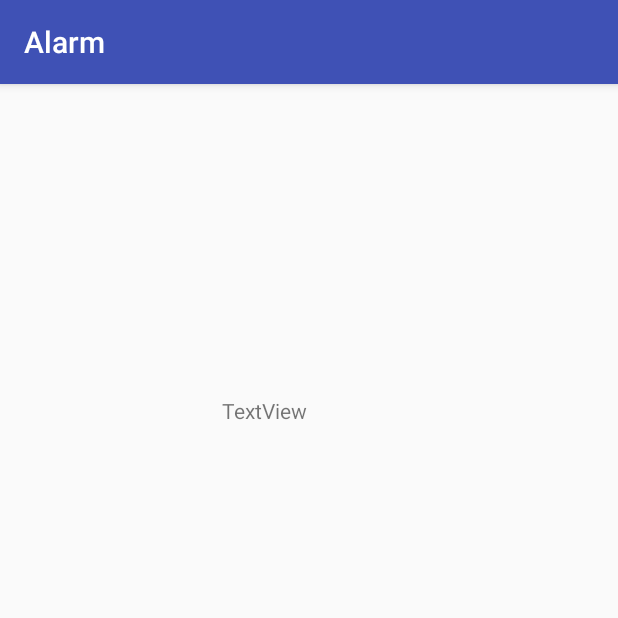
After one commit to erhyukiat/BN3101-Mobile-App, an Android app: the SyncAlarm screen opened directly, with no data from a screen before it, on a phone screen of 412 x 824 dp, the top half of it. The commit adds this screen. Run offline under Robolectric (Android 15) with nearby library versions, the phone set to English and light mode, and no system bars; 3 statements that could not run were skipped.

Commit message:
Added BT
Added devicelist activity and bluetooth connection

```diff
--- /dev/null
+++ b/app/src/main/java/com/example/yukiat/alarm/SyncAlarm.java
@@ -0,0 +1,149 @@
+package com.example.yukiat.alarm;
+
+import android.support.v7.app.AppCompatActivity;
+import android.os.Bundle;
+import android.bluetooth.BluetoothSocket;
+import android.content.Intent;
+import android.util.Log;
+import android.view.View;
+import android.widget.Button;
+import android.widget.TextView;
+import android.widget.Toast;
+import android.app.ProgressDialog;
+import android.bluetooth.BluetoothAdapter;
+import android.bluetooth.BluetoothDevice;
+import android.os.AsyncTask;
+import android.os.Handler;
+
+import java.io.IOException;
+import java.io.InputStream;
+import java.util.UUID;
+
+public class SyncAlarm extends AppCompatActivity {
+
+    String address = null;
+    private ProgressDialog progress;
+    BluetoothAdapter myBluetooth = null;
+    static BluetoothSocket btSocket = null;
+    private boolean isBtConnected = false;
+    static final UUID myUUID = UUID.fromString("00001101-0000-1000-8000-00805F9B34FB");
+    static Handler bluetoothIn;
+    private StringBuilder recDataString = new StringBuilder();
+    final int handlerState = 0;
+    ConnectedThread mConnectedThread;
+    public static String input;
+
+    @Override
+    protected void onCreate(Bundle savedInstanceState) {
+        super.onCreate(savedInstanceState);
+        setContentView(R.layout.activity_sync_alarm);
+
+        final TextView txtString = (TextView)findViewById(R.id.inputTest);
+
+        bluetoothIn = new Handler() {
+            public void handleMessage(android.os.Message msg) {
+                if (msg.what == handlerState) {
+                    String readMessage = (String) msg.obj;
+                    recDataString.append(readMessage);
+                    int endOfLineIndex = recDataString.indexOf("~");
+                    if (endOfLineIndex > 0) {
+                        if (recDataString.charAt(0) == '#') {
+                            input = recDataString.substring(1, 5);
+                            txtString.setText(input);
+                        }
+                        recDataString.delete(0, recDataString.length());
+                    }
+                }
+            }
+        };
+
+        Intent newint = getIntent();
+        address = newint.getStringExtra(DeviceList.EXTRA_ADDRESS);
+
+        new ConnectBT().execute();
+    }
+
+    @Override
+    public void onResume() {
+        super.onResume();
+
+        if(isBtConnected) {
+            mConnectedThread = new ConnectedThread(btSocket);
+            mConnectedThread.start();
+        }
+    }
+
+    private class ConnectBT extends AsyncTask<Void, Void, Void> {
+        private boolean ConnectSuccess = true; //if it's here, it's almost connected
+
+        @Override
+        protected void onPreExecute() {
+            progress = ProgressDialog.show(SyncAlarm.this, "Connecting...", "Please wait!");
+        }
+
+        @Override
+        protected Void doInBackground(Void... devices) {
+            try {
+                if (btSocket == null || !isBtConnected) {
+                    myBluetooth = BluetoothAdapter.getDefaultAdapter();
+                    BluetoothDevice dispositivo = myBluetooth.getRemoteDevice(address);
+                    btSocket = dispositivo.createInsecureRfcommSocketToServiceRecord(myUUID);
+                    BluetoothAdapter.getDefaultAdapter().cancelDiscovery();
+                    btSocket.connect();
+                }
+            }
+            catch (IOException e) {
+                ConnectSuccess = false;
+            }
+            return null;
+        }
+        @Override
+        protected void onPostExecute(Void result) {
+            super.onPostExecute(result);
+            if (!ConnectSuccess) {
+                msg("Connection Failed. Try again.");
+                finish();
+            }
+            else {
+                msg("Connected.");
+                isBtConnected = true;
+            }
+            progress.dismiss();
+        }
+    }
+
+    private void msg(String s) {
+        Toast.makeText(getApplicationContext(),s,Toast.LENGTH_LONG).show();
+    }
+
+    private class ConnectedThread extends Thread {
+        private final InputStream mmInStream;
+
+        ConnectedThread(BluetoothSocket socket) {
+            InputStream tmpIn = null;
+
+            try {
+                tmpIn = socket.getInputStream();
+            } catch(IOException e) {
+                Log.e("exception", "entered");
+            }
+
+            mmInStream = tmpIn;
+        }
+
+        public void run() {
+            byte[] buffer = new byte[256];
+            int bytes;
+
+            while(true){
+                try{
+                    bytes = mmInStream.read(buffer);
+                    String readMessage = new String(buffer, 0, bytes);
+                    bluetoothIn.obtainMessage(handlerState, bytes, -1, readMessage).sendToTarget();
+                } catch(IOException e) {
+                    break;
+                }
+            }
+        }
+    }
+}
--- /dev/null
+++ b/app/src/main/res/layout/activity_sync_alarm.xml
@@ -0,0 +1,24 @@
+<?xml version="1.0" encoding="utf-8"?>
+<RelativeLayout xmlns:android="http://schemas.android.com/apk/res/android"
+    xmlns:tools="http://schemas.android.com/tools"
+    android:id="@+id/activity_sync_alarm"
+    android:layout_width="match_parent"
+    android:layout_height="match_parent"
+    android:paddingBottom="@dimen/activity_vertical_margin"
+    android:paddingLeft="@dimen/activity_horizontal_margin"
+    android:paddingRight="@dimen/activity_horizontal_margin"
+    android:paddingTop="@dimen/activity_vertical_margin"
+    tools:context="com.example.yukiat.alarm.SyncAlarm">
+
+    <TextView
+        android:text="TextView"
+        android:layout_width="wrap_content"
+        android:layout_height="wrap_content"
+        android:layout_alignParentTop="true"
+        android:layout_alignParentLeft="true"
+        android:layout_alignParentStart="true"
+        android:layout_marginLeft="132dp"
+        android:layout_marginStart="132dp"
+        android:layout_marginTop="192dp"
+        android:id="@+id/inputTest" />
+</RelativeLayout>
```
Also changed, not shown: app/src/main/AndroidManifest.xml (+12 -9 lines), app/src/main/java/com/example/yukiat/alarm/DeviceList.java (added, +93 -0 lines), app/src/main/java/com/example/yukiat/alarm/MainActivity.java (+49 -76 lines), app/src/main/res/layout/activity_device_list.xml (added, +54 -0 lines), app/src/main/res/layout/activity_main.xml (+16 -5 lines), 1 other file.
